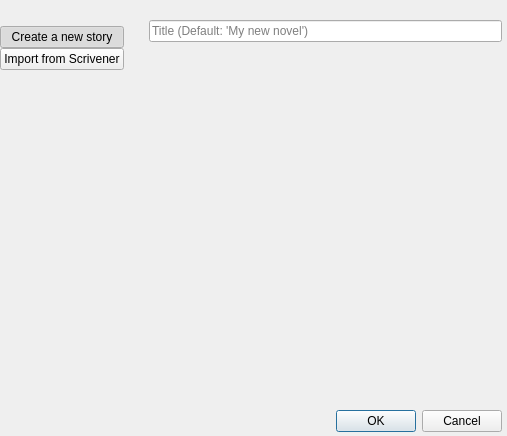
Old version of the form ui/story_creation_dialog.ui in the repository zkovari/plotlyst.
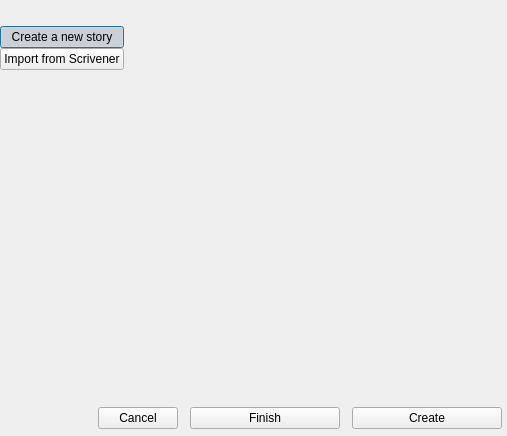
New version of the form. The open tabs and pages were chosen to show the change. Custom widgets are drawn as their Qt base class.

Commit message: Change story creation dialog ui and add new buttons

```diff
--- a/ui/story_creation_dialog.ui
+++ b/ui/story_creation_dialog.ui
@@ -77,6 +77,9 @@
    </item>
    <item>
     <layout class="QHBoxLayout" name="horizontalLayout">
+     <property name="bottomMargin">
+      <number>0</number>
+     </property>
      <item>
       <widget class="QWidget" name="wdgTypesContainer" native="true">
        <property name="relaxed-white-bg" stdset="0">
@@ -169,7 +172,7 @@
           <number>2</number>
          </property>
          <property name="topMargin">
-          <number>0</number>
+          <number>40</number>
          </property>
          <property name="rightMargin">
           <number>5</number>
@@ -231,17 +234,39 @@
           </spacer>
          </item>
          <item>
-          <widget class="QDialogButtonBox" name="btnBoxStoryCreation">
-           <property name="orientation">
-            <enum>Qt::Horizontal</enum>
+          <widget class="Subtitle" name="wdgWizardSubtitle" native="true">
+           <property name="title" stdset="0">
+            <string>Personalization wizard</string>
            </property>
-           <property name="standardButtons">
-            <set>QDialogButtonBox::Cancel|QDialogButtonBox::Ok</set>
+           <property name="description" stdset="0">
+            <string>Launch a wizard to customize your writing or outlining experience (recommended for new users)</string>
+           </property>
+           <property name="icon" stdset="0">
+            <string>ph.magic-wand</string>
            </property>
           </widget>
          </item>
         </layout>
        </widget>
+       <widget class="QWidget" name="pageWizard">
+        <layout class="QVBoxLayout" name="verticalLayout_7">
+         <property name="spacing">
+          <number>3</number>
+         </property>
+         <property name="leftMargin">
+          <number>2</number>
+         </property>
+         <property name="topMargin">
+          <number>2</number>
+         </property>
+         <property name="rightMargin">
+          <number>2</number>
+         </property>
+         <property name="bottomMargin">
+          <number>2</number>
+         </property>
+        </layout>
+       </widget>
        <widget class="QWidget" name="pageScrivener">
         <layout class="QVBoxLayout" name="verticalLayout_4">
          <property name="spacing">
@@ -359,6 +384,103 @@
      </item>
     </layout>
    </item>
+   <item>
+    <widget class="QWidget" name="wdgBottomButtons" native="true">
+     <layout class="QHBoxLayout" name="horizontalLayout_3">
+      <property name="spacing">
+       <number>12</number>
+      </property>
+      <property name="leftMargin">
+       <number>2</number>
+      </property>
+      <property name="topMargin">
+       <number>2</number>
+      </property>
+      <property name="rightMargin">
+       <number>5</number>
+      </property>
+      <property name="bottomMargin">
+       <number>5</number>
+      </property>
+      <item>
+       <spacer name="horizontalSpacer_2">
+        <property name="orientation">
+         <enum>Qt::Horizontal</enum>
+        </property>
+        <property name="sizeHint" stdset="0">
+         <size>
+          <width>40</width>
+          <height>20</height>
+         </size>
+        </property>
+       </spacer>
+      </item>
+      <item>
+       <widget class="QPushButton" name="btnCancel">
+        <property name="cursor">
+         <cursorShape>PointingHandCursor</cursorShape>
+        </property>
+        <property name="text">
+         <string>Cancel</string>
+        </property>
+        <property name="iconSize">
+         <size>
+          <width>15</width>
+          <height>15</height>
+         </size>
+        </property>
+        <property name="transparent" stdset="0">
+         <bool>true</bool>
+        </property>
+       </widget>
+      </item>
+      <item>
+       <widget class="QPushButton" name="btnFinish">
+        <property name="minimumSize">
+         <size>
+          <width>150</width>
+          <height>0</height>
+         </size>
+        </property>
+        <property name="cursor">
+         <cursorShape>PointingHandCursor</cursorShape>
+        </property>
+        <property name="text">
+         <string>Finish</string>
+        </property>
+        <property name="base" stdset="0">
+         <bool>true</bool>
+        </property>
+        <property name="positive" stdset="0">
+         <bool>true</bool>
+        </property>
+       </widget>
+      </item>
+      <item>
+       <widget class="QPushButton" name="btnCreate">
+        <property name="minimumSize">
+         <size>
+          <width>150</width>
+          <height>0</height>
+         </size>
+        </property>
+        <property name="cursor">
+         <cursorShape>PointingHandCursor</cursorShape>
+        </property>
+        <property name="text">
+         <string>Create</string>
+        </property>
+        <property name="base" stdset="0">
+         <bool>true</bool>
+        </property>
+        <property name="positive" stdset="0">
+         <bool>true</bool>
+        </property>
+       </widget>
+      </item>
+     </layout>
+    </widget>
+   </item>
   </layout>
  </widget>
  <customwidgets>
```
Left out of the diff: 115 changed lines with no effect on the pictures. The commit also changes 1 other file.
